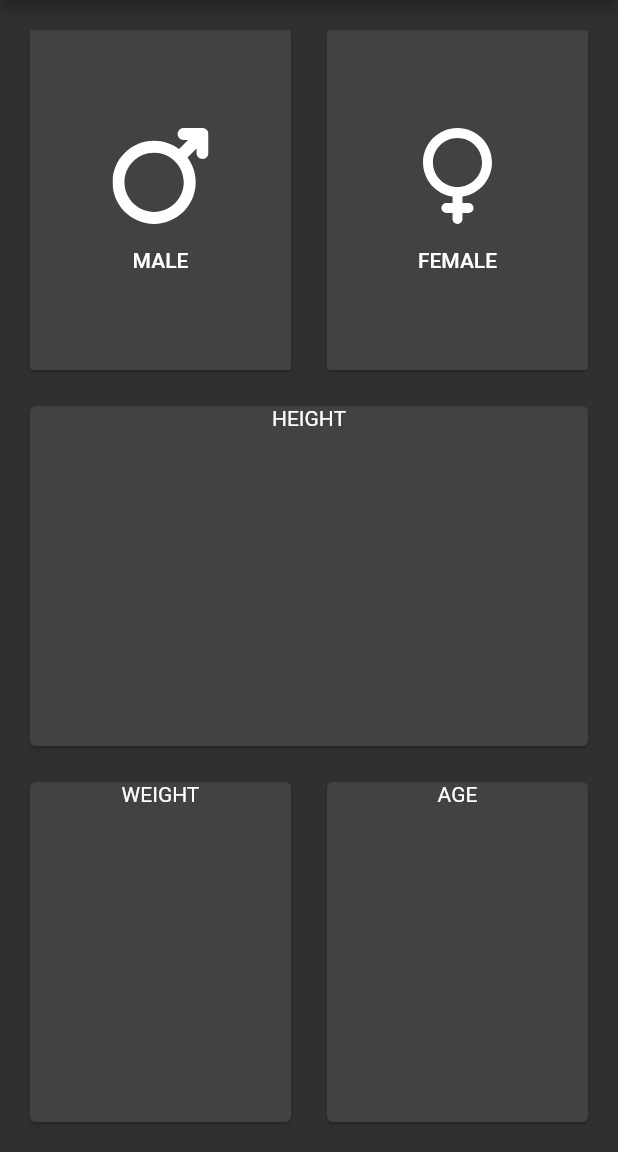
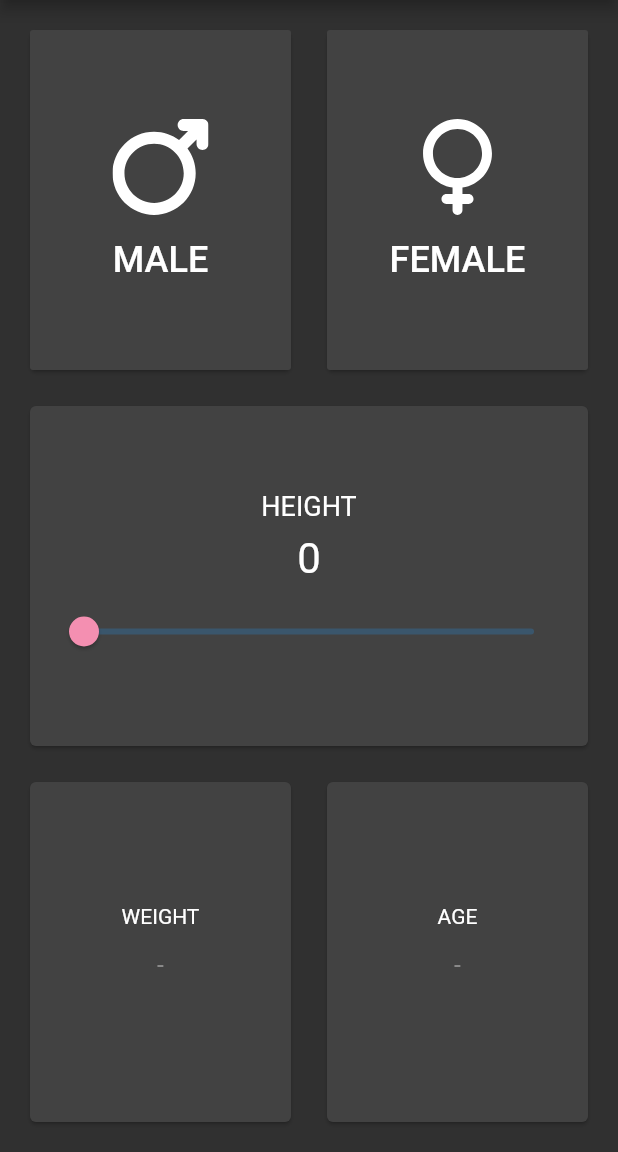
Before and after one commit to epifanov-lab/flutter_bmi_calc, a Flutter app: the screen it shows after launch, on a phone screen of 412 x 824 dp, the part 84-1236 px from its top. Run offline on Flutter 3.47's test engine with Material 2 defaults, Android fonts, the phone set to English and light mode, and no system bars; our stand-ins replace flutter_svg.

Commit message:
height slider

```diff
--- a/lib/main.dart
+++ b/lib/main.dart
@@ -12,7 +12,7 @@ var appbar = AppBar(
 void main() {
   runApp(MaterialApp(
     theme: ThemeData.dark().copyWith(
-      accentColor: Colors.blueGrey[900],
+      accentColor: Colors.pink[200],
     ),
     home: Scaffold(
       appBar: appbar,
--- a/lib/widgets/CounterWidget.dart
+++ b/lib/widgets/CounterWidget.dart
@@ -17,9 +17,22 @@ class _CounterWidgetState extends State<CounterWidget> {
       child: Container(
         height: double.infinity,
         child: Card(
-          child: Text(
-            widget._title,
-            textAlign: TextAlign.center,
+          child: Column(
+            mainAxisAlignment: MainAxisAlignment.center,
+            children: <Widget>[
+              Text(
+                widget._title,
+                textAlign: TextAlign.center,
+              ),
+              Row(
+                mainAxisAlignment: MainAxisAlignment.center,
+                children: <Widget>[
+                  FlatButton(
+                    child: Text("-"),
+                  ),
+                ],
+              )
+            ],
           ),
         ),
       ),
--- a/lib/widgets/HeightSlider.dart
+++ b/lib/widgets/HeightSlider.dart
@@ -7,14 +7,41 @@ class HeightSlider extends StatefulWidget {
 }
 
 class _HeightSliderState extends State<HeightSlider> {
+  double _value = 0;
+
   @override
   Widget build(BuildContext context) {
     return Container(
       width: double.infinity,
       child: Card(
-        child: Text(
-          "HEIGHT",
-          textAlign: TextAlign.center,
+        child: Column(
+          mainAxisAlignment: MainAxisAlignment.center,
+          children: <Widget>[
+            SizedBox(height: 24),
+            Text(
+              "HEIGHT",
+              textAlign: TextAlign.center,
+              style: TextStyle(fontSize: 18),
+            ),
+            SizedBox(height: 8),
+            Text(
+              "${_value.toInt()}",
+              style: TextStyle(fontSize: 28),
+            ),
+            Container(
+              padding: EdgeInsets.symmetric(horizontal: 12, vertical: 8),
+              child: Slider(
+                activeColor: Theme.of(context).accentColor,
+                min: 0.0,
+                max: 220.0,
+                onChanged: (newValue) {
+                  setState(() => _value = newValue);
+                },
+                value: _value,
+              ),
+            ),
+            SizedBox(height: 12)
+          ],
         ),
       ),
     );
--- a/lib/widgets/IconTextBox.dart
+++ b/lib/widgets/IconTextBox.dart
@@ -26,8 +26,8 @@ class _IconTextBoxState extends State<IconTextBox> {
         child: Card(
           child: FlatButton(
             color: _selected
-                ? ThemeData.dark().accentColor
-                : ThemeData.dark().cardColor,
+                ? Theme.of(context).accentColor
+                : Theme.of(context).cardColor,
             onPressed: () {
               setState(() {
                 _selected = !_selected;
@@ -48,6 +48,9 @@ class _IconTextBoxState extends State<IconTextBox> {
                 Text(
                   widget._title,
                   textAlign: TextAlign.center,
+                  style: TextStyle(
+                    fontSize: 24
+                  ),
                 ),
               ],
             ),
```
